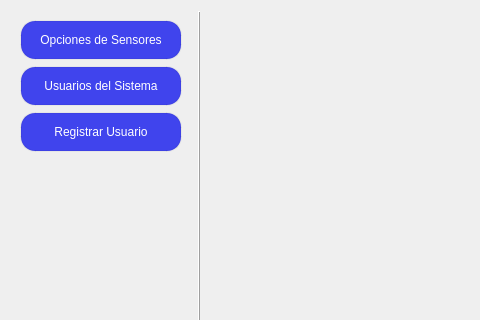
Svndda/CI-0123-PIRS-incomprendidos, file SafeSpace/client/src/view/administration/administrationpage.ui: the form before one commit; both pictures show x 0 to 480 and y 0 to 320 of the 919 by 601 pixel window.
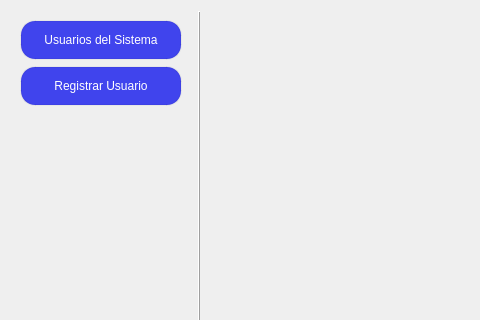
The form after the commit. Custom widgets are drawn as their Qt base class.

Patch:
```diff
--- a/SafeSpace/client/src/view/administration/administrationpage.ui
+++ b/SafeSpace/client/src/view/administration/administrationpage.ui
@@ -44,60 +44,6 @@
       <enum>QFrame::Shape::NoFrame</enum>
      </property>
      <layout class="QVBoxLayout" name="verticalLayout">
-      <item>
-       <widget class="Button" name="sensor_options_button">
-        <property name="sizePolicy">
-         <sizepolicy hsizetype="Expanding" vsizetype="Fixed">
-          <horstretch>0</horstretch>
-          <verstretch>0</verstretch>
-         </sizepolicy>
-        </property>
-        <property name="minimumSize">
-         <size>
-          <width>140</width>
-          <height>40</height>
-         </size>
-        </property>
-        <property name="maximumSize">
-         <size>
-          <width>200</width>
-          <height>40</height>
-         </size>
-        </property>
-        <property name="styleSheet">
-         <string notr="true">QPushButton {
-	border-radius: 15px;
-	padding: 5px;
-	background-color: rgb(64, 68, 237);
-	color: white;
-	border: 2px solid rgba(0, 0, 0, 10); /* Borde tenue */
-}
-
-QPushButton:hover {
-  background-color: rgb(90, 90, 255);    /* Fondo al pasar el mouse */
-  color: white;                /* Color del texto al pasar el mouse */
-}
-
-QPushButton:pressed {
-  background-color: rgb(51, 55, 188)     /* Fondo al presionar */
-  color: white;                /* Color del texto al presionar */
-}
-
-QPushButton:disabled {
-  background-color: rgb(39, 39, 43);     /* Fondo deshabilitado */
-  color: #7f8c8d;                /* Color del texto deshabilitado */
-}
-
-QPushButton:checked {
-  background-color: #27ae60;     /* Fondo cuando está checkable y activado */
-  color: #ecf0f1;        
-}</string>
-        </property>
-        <property name="text">
-         <string>Opciones de Sensores</string>
-        </property>
-       </widget>
-      </item>
       <item>
        <widget class="Button" name="system_users_button">
         <property name="sizePolicy">
```
